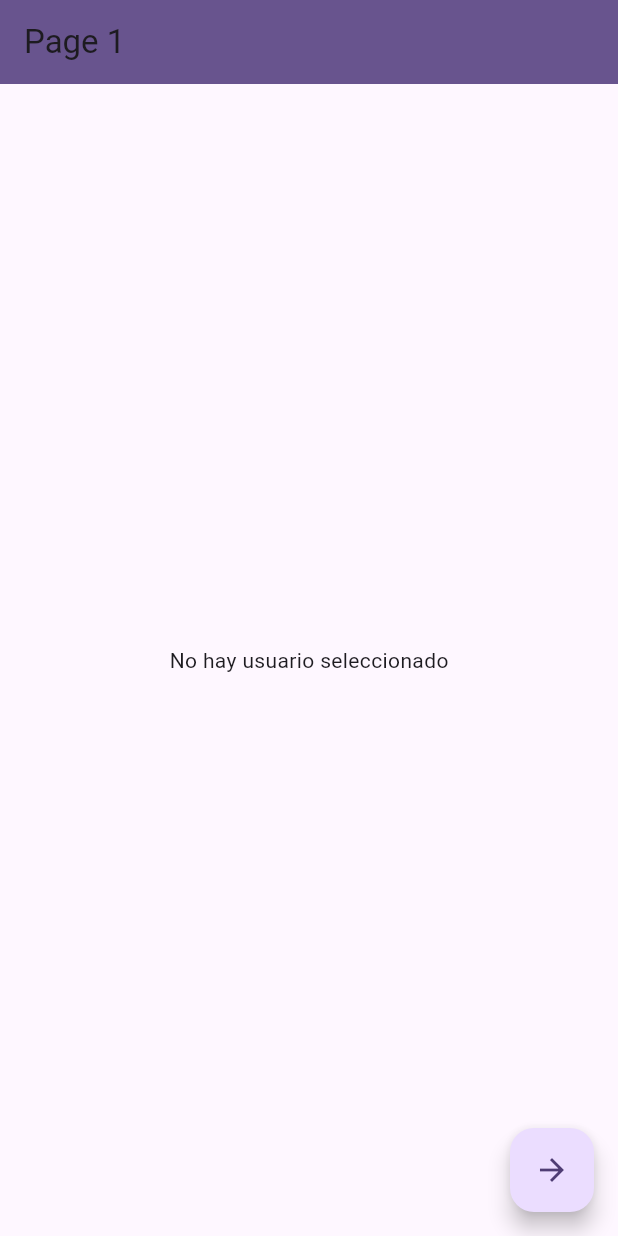
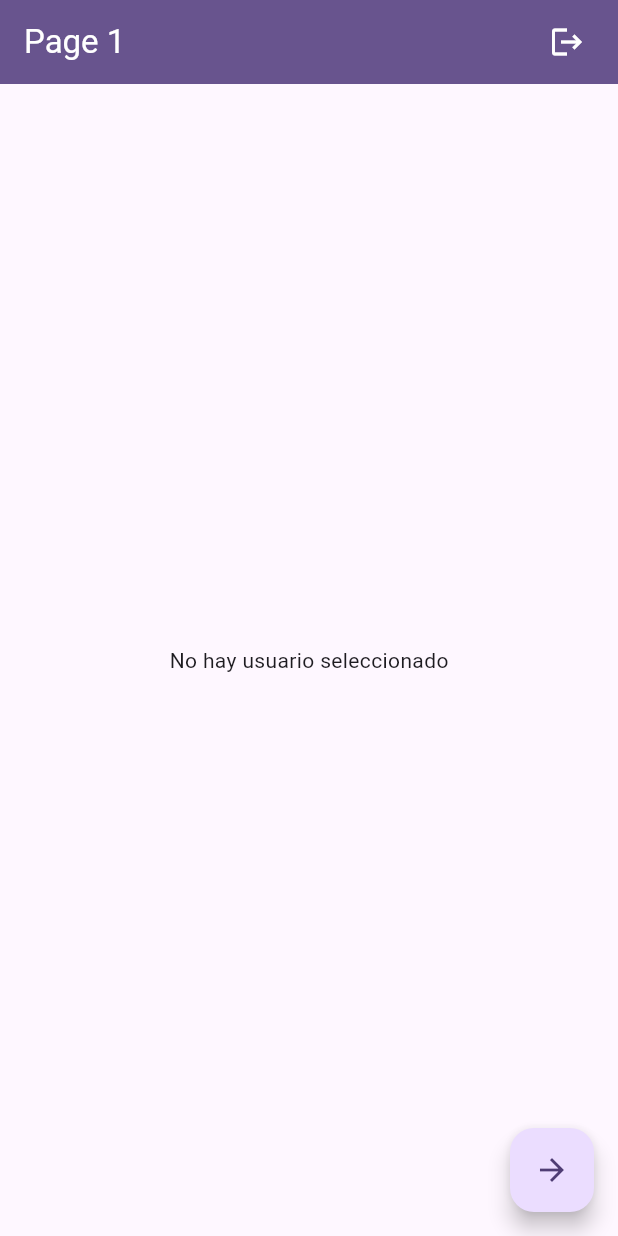
Before and after one commit to juanfranciscocis/Flutter_State_Manager, a Flutter app: the screen it shows after launch, on a phone screen of 412 x 824 dp. Run offline on Flutter 3.47's test engine with Material 2 defaults, Android fonts, the light colour scheme and no system bars.

Commit message:
LISTO PROVIDER -> ADDED DELETE USER

```diff
--- a/singleton_state_manager/lib/pages/page1.dart
+++ b/singleton_state_manager/lib/pages/page1.dart
@@ -12,8 +12,20 @@ class Page1 extends StatelessWidget {
     final usuarioService = Provider.of<UsuarioService>(context);
     return Scaffold(
       appBar: AppBar(
-        title: const Text('Page 1'),
+        title: const Text('Page 1', style: TextStyle(color: Colors.white),),
         backgroundColor: Theme.of(context).colorScheme.primary,
+        actions: [
+
+          Padding(
+            padding: const EdgeInsets.only(right: 10),
+            child: IconButton(
+              onPressed: () {
+                usuarioService.removerUsuario();
+              },
+              icon: const Icon(Icons.logout, color: Colors.white),
+            ),
+          )
+        ],
       ),
       body: usuarioService.existeUsuario
           ? InformacionUsuario(usuario: usuarioService.usuario!,)
--- a/singleton_state_manager/lib/services/usuario_service.dart
+++ b/singleton_state_manager/lib/services/usuario_service.dart
@@ -28,5 +28,10 @@ class UsuarioService with ChangeNotifier{
     notifyListeners();
   }
 
+  void removerUsuario(){
+    this._usuario = null;
+    notifyListeners();
+  }
+
 
 }
```
